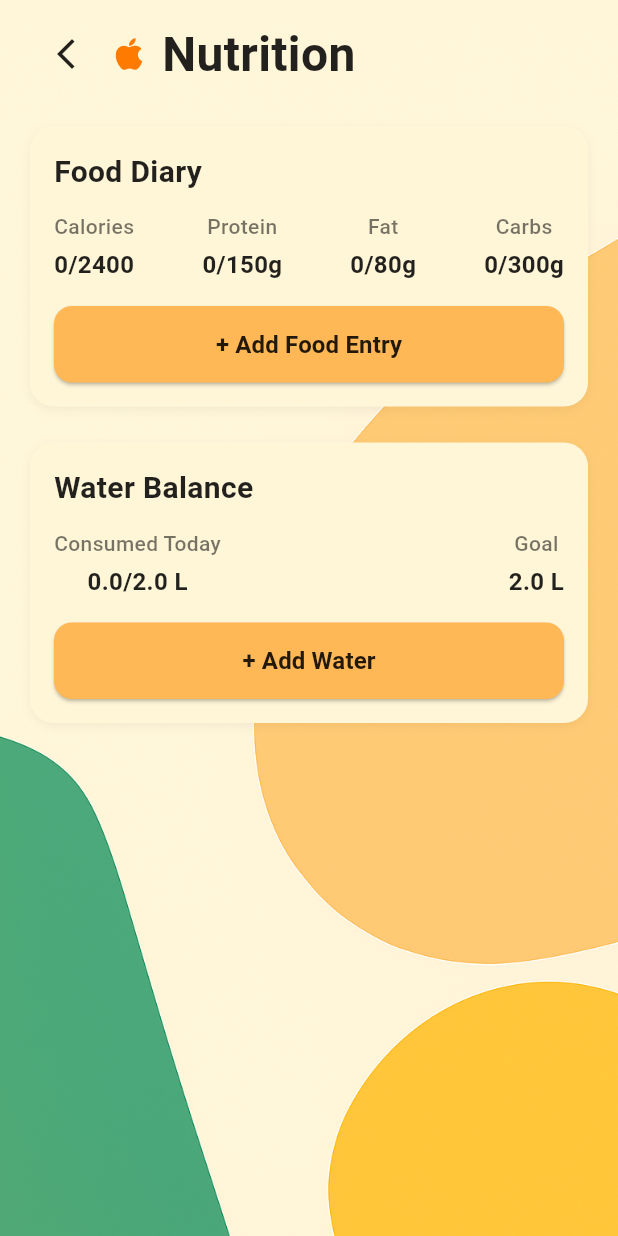
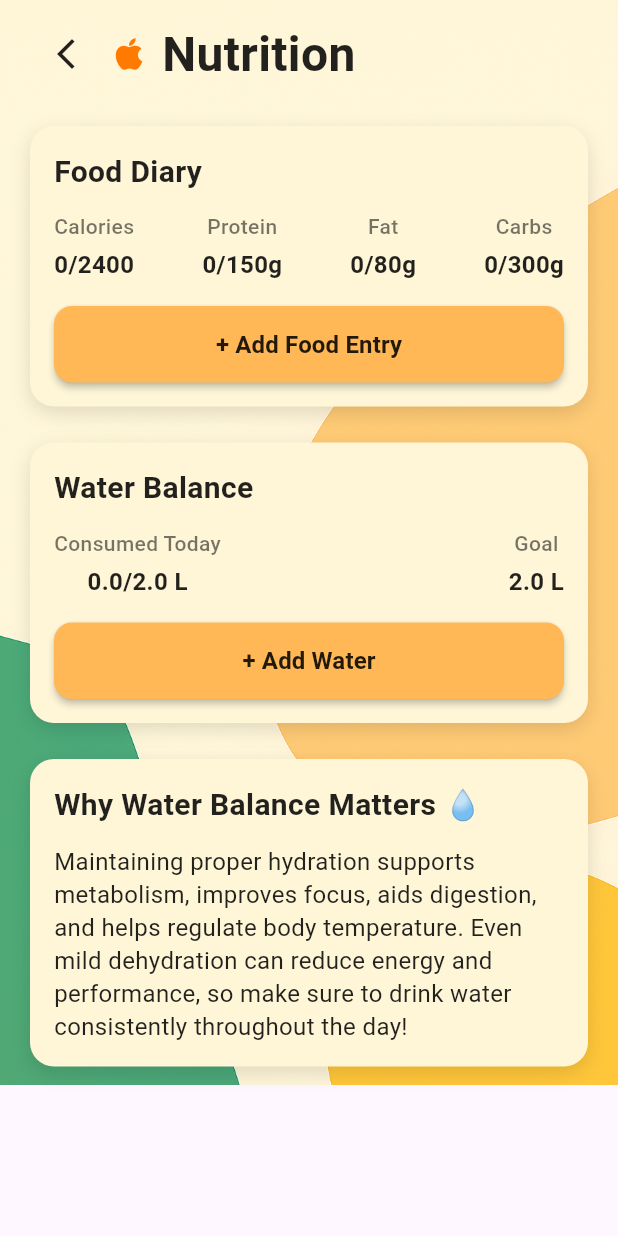
Before and after one commit to IvanZhutyaev/Flutter_redesign_FitTrackPro, a Flutter app: the NutritionScreen screen opened directly, on a phone screen of 412 x 824 dp. Run offline on Flutter 3.47's test engine with Material 3 defaults, Android fonts, the phone set to English and light mode, and no system bars.

Commit message:
complete nutrition page finally

```diff
--- a/flutter_redesign/lib/nutritions.dart
+++ b/flutter_redesign/lib/nutritions.dart
@@ -18,7 +18,7 @@
 
           // Main content
           SafeArea(
-            child: Padding(
+            child: SingleChildScrollView(
               padding: const EdgeInsets.symmetric(horizontal: 20, vertical: 12),
               child: Column(
                 crossAxisAlignment: CrossAxisAlignment.start,
@@ -37,7 +37,7 @@
                       ),
                       const SizedBox(width: 4),
                       const Icon(
-                        Icons.apple, // работает в последних версиях Flutter
+                        Icons.apple,
                         color: Color(0xFFFF7A00),
                         size: 28,
                       ),
@@ -55,32 +55,11 @@
                   const SizedBox(height: 24),
 
                   // Food Diary card
-                  Container(
-                    width: double.infinity,
-                    padding: const EdgeInsets.all(16),
-                    decoration: BoxDecoration(
-                      color: const Color(0xFFFFF6D8),
-                      borderRadius: BorderRadius.circular(16),
-                      boxShadow: [
-                        BoxShadow(
-                          color: Colors.black.withOpacity(0.05),
-                          blurRadius: 5,
-                          offset: const Offset(0, 2),
-                        ),
-                      ],
-                    ),
+                  _NutritionCard(
+                    title: "Food Diary",
                     child: Column(
                       crossAxisAlignment: CrossAxisAlignment.start,
                       children: [
-                        const Text(
-                          "Food Diary",
-                          style: TextStyle(
-                            fontSize: 20,
-                            fontWeight: FontWeight.w600,
-                            color: Colors.black87,
-                          ),
-                        ),
-                        const SizedBox(height: 12),
                         Row(
                           mainAxisAlignment: MainAxisAlignment.spaceBetween,
                           children: const [
@@ -102,6 +81,7 @@
                                 borderRadius: BorderRadius.circular(12),
                               ),
                               padding: const EdgeInsets.symmetric(vertical: 14),
+                              elevation: 2,
                             ),
                             child: const Text(
                               "+ Add Food Entry",
@@ -115,35 +95,15 @@
                       ],
                     ),
                   ),
+
                   const SizedBox(height: 24),
 
                   // Water Balance card
-                  Container(
-                    width: double.infinity,
-                    padding: const EdgeInsets.all(16),
-                    decoration: BoxDecoration(
-                      color: const Color(0xFFFFF6D8),
-                      borderRadius: BorderRadius.circular(16),
-                      boxShadow: [
-                        BoxShadow(
-                          color: Colors.black.withOpacity(0.05),
-                          blurRadius: 5,
-                          offset: const Offset(0, 2),
-                        ),
-                      ],
-                    ),
+                  _NutritionCard(
+                    title: "Water Balance",
                     child: Column(
                       crossAxisAlignment: CrossAxisAlignment.start,
                       children: [
-                        const Text(
-                          "Water Balance",
-                          style: TextStyle(
-                            fontSize: 20,
-                            fontWeight: FontWeight.w600,
-                            color: Colors.black87,
-                          ),
-                        ),
-                        const SizedBox(height: 12),
                         Row(
                           mainAxisAlignment: MainAxisAlignment.spaceBetween,
                           children: const [
@@ -166,6 +126,7 @@
                                 borderRadius: BorderRadius.circular(12),
                               ),
                               padding: const EdgeInsets.symmetric(vertical: 14),
+                              elevation: 2,
                             ),
                             child: const Text(
                               "+ Add Water",
@@ -179,6 +140,24 @@
                       ],
                     ),
                   ),
+
+                  const SizedBox(height: 24),
+
+                  // 💧 Info block
+                  _NutritionCard(
+                    title: "Why Water Balance Matters 💧",
+                    child: const Text(
+                      "Maintaining proper hydration supports metabolism, improves focus, "
+                      "aids digestion, and helps regulate body temperature. "
+                      "Even mild dehydration can reduce energy and performance, "
+                      "so make sure to drink water consistently throughout the day!",
+                      style: TextStyle(
+                        fontSize: 16,
+                        color: Colors.black87,
+                        height: 1.4,
+                      ),
+                    ),
+                  ),
                 ],
               ),
             ),
@@ -189,7 +168,49 @@
   }
 }
 
-// Helper widgets
+// 🔸 Универсальный вид карточки
+class _NutritionCard extends StatelessWidget {
+  final String title;
+  final Widget child;
+
+  const _NutritionCard({required this.title, required this.child});
+
+  @override
+  Widget build(BuildContext context) {
+    return Container(
+      width: double.infinity,
+      padding: const EdgeInsets.all(16),
+      decoration: BoxDecoration(
+        color: const Color(0xFFFFF6D8),
+        borderRadius: BorderRadius.circular(16),
+        boxShadow: [
+          BoxShadow(
+            color: Colors.black.withOpacity(0.12),
+            blurRadius: 10,
+            offset: const Offset(0, 4),
+          ),
+        ],
+      ),
+      child: Column(
+        crossAxisAlignment: CrossAxisAlignment.start,
+        children: [
+          Text(
+            title,
+            style: const TextStyle(
+              fontSize: 20,
+              fontWeight: FontWeight.w700,
+              color: Colors.black87,
+            ),
+          ),
+          const SizedBox(height: 12),
+          child,
+        ],
+      ),
+    );
+  }
+}
+
+// 🔸 Элемент для нутриентов
 class _NutritionItem extends StatelessWidget {
   final String title;
   final String value;
@@ -221,6 +242,7 @@
   }
 }
 
+// 🔸 Элемент для воды
 class _WaterItem extends StatelessWidget {
   final String title;
   final String value;
```
